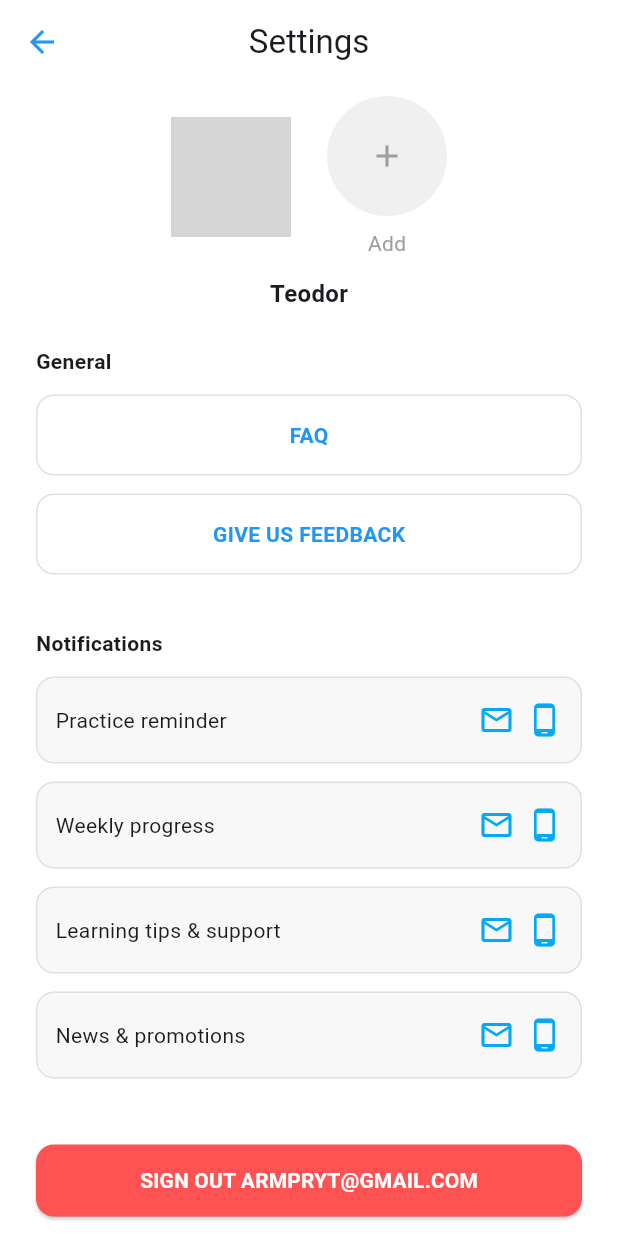
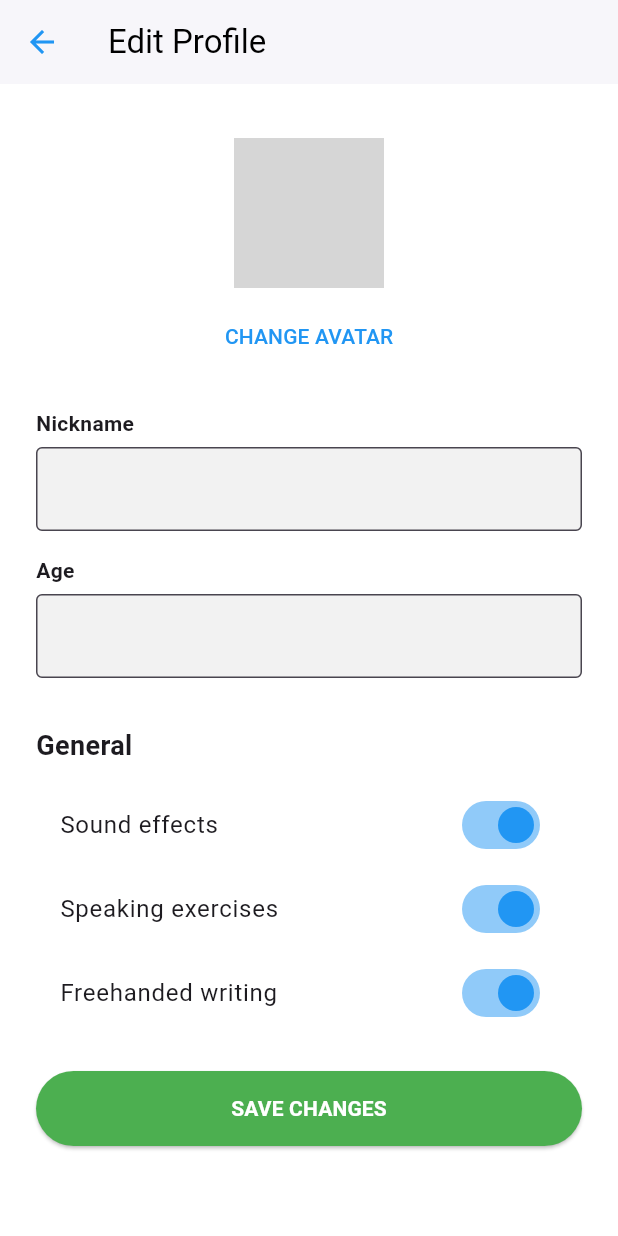
Before and after one commit to Armakrp02/AppProject, a Flutter app: the EditProfilePage screen opened directly, on a phone screen of 412 x 824 dp. Run offline on Flutter 3.47's test engine with Material 3 defaults, Android fonts, the phone set to English and light mode, and no system bars; our stand-ins replace shared_preferences; accounts and stored records are empty; grey boxes are pictures that could not be loaded.

Commit message:
Add files via upload

```diff
--- a/lib/edit_profile_page.dart
+++ b/lib/edit_profile_page.dart
@@ -1,155 +1,191 @@
 import 'package:flutter/material.dart';
+import 'package:shared_preferences/shared_preferences.dart';
+import 'choose_avatar_page.dart';
 
-class EditProfilePage extends StatelessWidget {
+class EditProfilePage extends StatefulWidget {
   const EditProfilePage({super.key});
+
+  @override
+  State<EditProfilePage> createState() => _EditProfilePageState();
+}
+
+class _EditProfilePageState extends State<EditProfilePage> {
+  String _avatarPath = 'lib/assets/avatar1.png';
+
+  late TextEditingController _nicknameController;
+  late TextEditingController _ageController;
+
+  bool _soundEffects = true;
+  bool _speakingExercises = true;
+  bool _freehandedWriting = true;
+
+  @override
+  void initState() {
+    super.initState();
+    _nicknameController = TextEditingController();
+    _ageController = TextEditingController();
+    _loadProfile();
+  }
+
+  @override
+  void dispose() {
+    _nicknameController.dispose();
+    _ageController.dispose();
+    super.dispose();
+  }
+
+  Future<void> _loadProfile() async {
+    final prefs = await SharedPreferences.getInstance();
+    if (!mounted) return;
+    setState(() {
+      _avatarPath = prefs.getString('avatarPath') ?? _avatarPath;
+      _nicknameController.text = prefs.getString('nickname') ?? '';
+      _ageController.text = prefs.getString('age') ?? '';
+      _soundEffects = prefs.getBool('soundEffects') ?? true;
+      _speakingExercises = prefs.getBool('speakingExercises') ?? true;
+      _freehandedWriting = prefs.getBool('freehandedWriting') ?? true;
+    });
+  }
+
+  Future<void> _saveToggle(String key, bool value) async {
+    final prefs = await SharedPreferences.getInstance();
+    await prefs.setBool(key, value);
+  }
+
+  Future<void> _saveAvatarPath(String path) async {
+    final prefs = await SharedPreferences.getInstance();
+    await prefs.setString('avatarPath', path);
+  }
+
+  Future<void> _saveProfile() async {
+    final prefs = await SharedPreferences.getInstance();
+    await prefs.setString('nickname', _nicknameController.text.trim());
+    await prefs.setString('age', _ageController.text.trim());
+
+    if (!mounted) return;
+    ScaffoldMessenger.of(context).showSnackBar(
+      const SnackBar(content: Text('Profile saved')),
+    );
+  }
 
   @override
   Widget build(BuildContext context) {
     return Scaffold(
       backgroundColor: Colors.white,
       appBar: AppBar(
-        title: const Text('Settings'),
-        centerTitle: true,
-        leading: IconButton(
-          icon: const Icon(Icons.arrow_back, color: Colors.blue),
-          onPressed: () => Navigator.pop(context),
+        title: const Text("Edit Profile", style: TextStyle(color: Colors.black)),
+        backgroundColor: Colors.white,
+        elevation: 1,
+        iconTheme: const IconThemeData(color: Colors.blue),
       ),
-        backgroundColor: Colors.white,
-        elevation: 0,
+      body: SafeArea(
+        child: ListView(
+          padding: const EdgeInsets.all(24),
+          children: [
+            const SizedBox(height: 12),
+
+            Center(
+              child: CircleAvatar(
+                radius: 50,
+                backgroundImage: AssetImage(_avatarPath),
               ),
-      body: ListView(
-        padding: const EdgeInsets.symmetric(horizontal: 24),
-        children: [
+            ),
             const SizedBox(height: 8),
-
-          // รูปโปรไฟล์ + Add
-          Row(
-            mainAxisAlignment: MainAxisAlignment.center,
-            children: [
-              Stack(
-                children: [
-                  const CircleAvatar(
-                    radius: 40,
-                    backgroundImage: AssetImage('lib/assets/avatar.png'),
+            Center(
+              child: TextButton(
+                onPressed: () {
+                  Navigator.push(
+                    context,
+                    MaterialPageRoute(
+                      builder: (_) => ChooseAvatarPage(
+                        onAvatarSelected: (selected) {
+                          _saveAvatarPath(selected);
+                          setState(() {
+                            _avatarPath = selected;
+                          });
+                          Navigator.pop(context);
+                        },
                       ),
-                  Positioned(
-                    bottom: 0,
-                    right: 0,
-                    child: CircleAvatar(
-                      radius: 12,
-                      backgroundColor: Colors.white,
-                      child: Icon(Icons.edit, size: 16, color: Colors.blue),
                     ),
-                  )
-                ],
-              ),
-              const SizedBox(width: 24),
-              Column(
-                children: const [
-                  CircleAvatar(
-                    radius: 40,
-                    backgroundColor: Color(0xFFF0F0F0),
-                    child: Icon(Icons.add, color: Colors.grey),
-                  ),
-                  SizedBox(height: 8),
-                  Text('Add', style: TextStyle(color: Colors.grey)),
-                ],
-              ),
-            ],
-          ),
-
-          const SizedBox(height: 12),
-          const Center(
-            child: Text(
-              'Teodor',
-              style: TextStyle(fontWeight: FontWeight.bold, fontSize: 16),
+                  );
+                },
+                child: const Text("CHANGE AVATAR", style: TextStyle(color: Colors.blue)),
               ),
             ),
 
             const SizedBox(height: 24),
-          const Text('General', style: TextStyle(fontWeight: FontWeight.bold)),
+            const Text("Nickname", style: TextStyle(fontWeight: FontWeight.bold)),
+            const SizedBox(height: 6),
+            TextFormField(
+              controller: _nicknameController,
+              decoration: const InputDecoration(
+                border: OutlineInputBorder(),
+                filled: true,
+                fillColor: Color(0xFFF2F2F2),
+              ),
+            ),
 
+            const SizedBox(height: 16),
+            const Text("Age", style: TextStyle(fontWeight: FontWeight.bold)),
+            const SizedBox(height: 6),
+            TextFormField(
+              controller: _ageController,
+              keyboardType: TextInputType.number,
+              decoration: const InputDecoration(
+                border: OutlineInputBorder(),
+                filled: true,
+                fillColor: Color(0xFFF2F2F2),
+              ),
+            ),
+
+            const SizedBox(height: 32),
+            const Text("General", style: TextStyle(fontWeight: FontWeight.bold, fontSize: 18)),
             const SizedBox(height: 12),
-          _settingButton('FAQ', onTap: () {}),
-          _settingButton('GIVE US FEEDBACK', onTap: () {}),
+
+            SwitchListTile(
+              title: const Text("Sound effects"),
+              value: _soundEffects,
+              onChanged: (value) {
+                setState(() => _soundEffects = value);
+                _saveToggle('soundEffects', value);
+              },
+              activeColor: Colors.blue,
+            ),
+            SwitchListTile(
+              title: const Text("Speaking exercises"),
+              value: _speakingExercises,
+              onChanged: (value) {
+                setState(() => _speakingExercises = value);
+                _saveToggle('speakingExercises', value);
+              },
+              activeColor: Colors.blue,
+            ),
+            SwitchListTile(
+              title: const Text("Freehanded writing"),
+              value: _freehandedWriting,
+              onChanged: (value) {
+                setState(() => _freehandedWriting = value);
+                _saveToggle('freehandedWriting', value);
+              },
+              activeColor: Colors.blue,
+            ),
 
             const SizedBox(height: 24),
-          const Text('Notifications', style: TextStyle(fontWeight: FontWeight.bold)),
 
-          const SizedBox(height: 12),
-          _notificationRow('Practice reminder'),
-          _notificationRow('Weekly progress'),
-          _notificationRow('Learning tips & support'),
-          _notificationRow('News & promotions'),
+            ElevatedButton(
+              onPressed: _saveProfile,
+              style: ElevatedButton.styleFrom(
+                backgroundColor: Colors.green,
+                foregroundColor: Colors.white,
+                minimumSize: const Size(double.infinity, 50),
+              ),
+              child: const Text('SAVE CHANGES', style: TextStyle(fontWeight: FontWeight.bold)),
+            ),
 
-          const SizedBox(height: 32),
-          ElevatedButton(
-            onPressed: () {
-              // sign out logic
-              ScaffoldMessenger.of(context).showSnackBar(
-                const SnackBar(content: Text("Signed out")),
-              );
-            },
-            style: ElevatedButton.styleFrom(
-              backgroundColor: Colors.redAccent,
-              foregroundColor: Colors.white,
-              minimumSize: const Size(double.infinity, 48),
-              shape: RoundedRectangleBorder(
-                borderRadius: BorderRadius.circular(12),
-              ),
-            ),
-            child: const Text(
-              'SIGN OUT ARMPRYT@GMAIL.COM',
-              style: TextStyle(fontWeight: FontWeight.bold),
-            ),
-          ),
             const SizedBox(height: 24),
           ],
-      ),
-    );
-  }
-
-  Widget _settingButton(String title, {VoidCallback? onTap}) {
-    return InkWell(
-      onTap: onTap,
-      child: Container(
-        padding: const EdgeInsets.symmetric(vertical: 16),
-        margin: const EdgeInsets.only(bottom: 12),
-        decoration: BoxDecoration(
-          border: Border.all(color: Colors.grey.shade300),
-          borderRadius: BorderRadius.circular(12),
-        ),
-        alignment: Alignment.center,
-        child: Text(
-          title,
-          style: const TextStyle(color: Colors.blue, fontWeight: FontWeight.bold),
         ),
       ),
     );
   }
-
-  Widget _notificationRow(String title) {
-    return Container(
-      margin: const EdgeInsets.only(bottom: 12),
-      padding: const EdgeInsets.symmetric(vertical: 16, horizontal: 12),
-      decoration: BoxDecoration(
-        color: const Color(0xFFF8F8F8),
-        borderRadius: BorderRadius.circular(12),
-        border: Border.all(color: Colors.grey.shade300),
-      ),
-      child: Row(
-        mainAxisAlignment: MainAxisAlignment.spaceBetween,
-        children: [
-          Text(title),
-          Row(
-            children: const [
-              Icon(Icons.email_outlined, color: Colors.lightBlue),
-              SizedBox(width: 8),
-              Icon(Icons.phone_android, color: Colors.lightBlue),
-            ],
-          )
-        ],
-      ),
-    );
 }
-}
```
Also changed, not shown: lib/age_info_page.dart (+99 -40 lines), lib/choose_avatar_page.dart (added, +77 -0 lines), lib/home_page.dart (+88 -59 lines), lib/main.dart (+24 -24 lines), lib/activity_log_page.dart (line endings or trailing spaces), lib/email_login.dart (line endings or trailing spaces), lib/password_page.dart (line endings or trailing spaces). Lines whose indentation alone changed are shown as unchanged.
